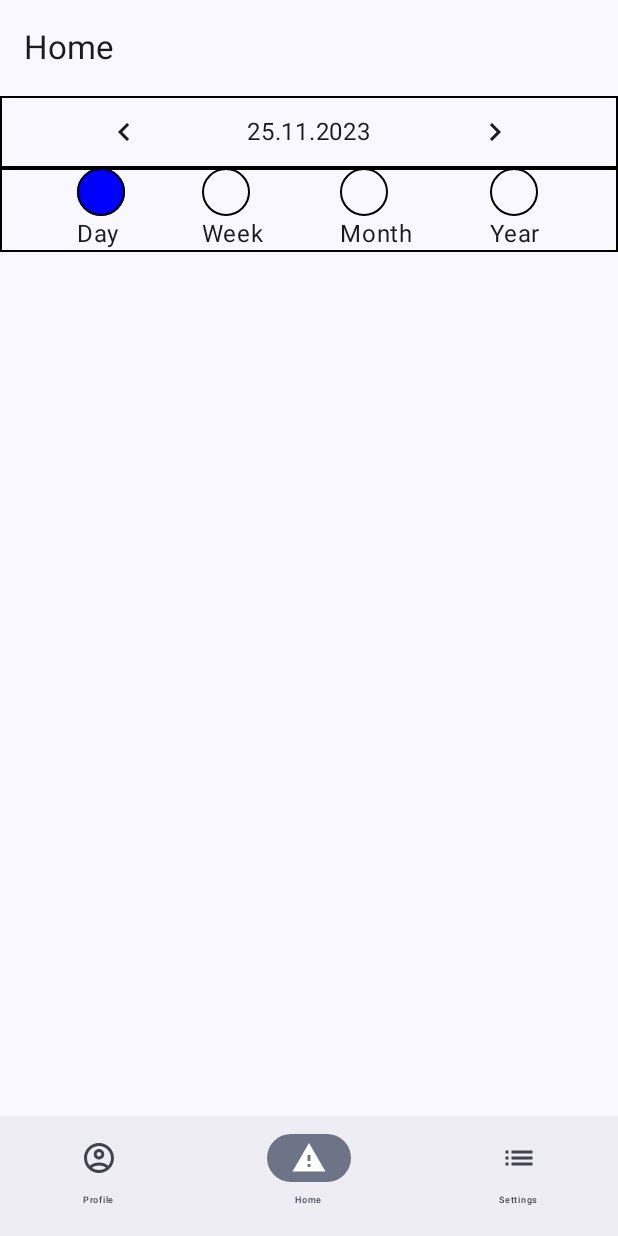
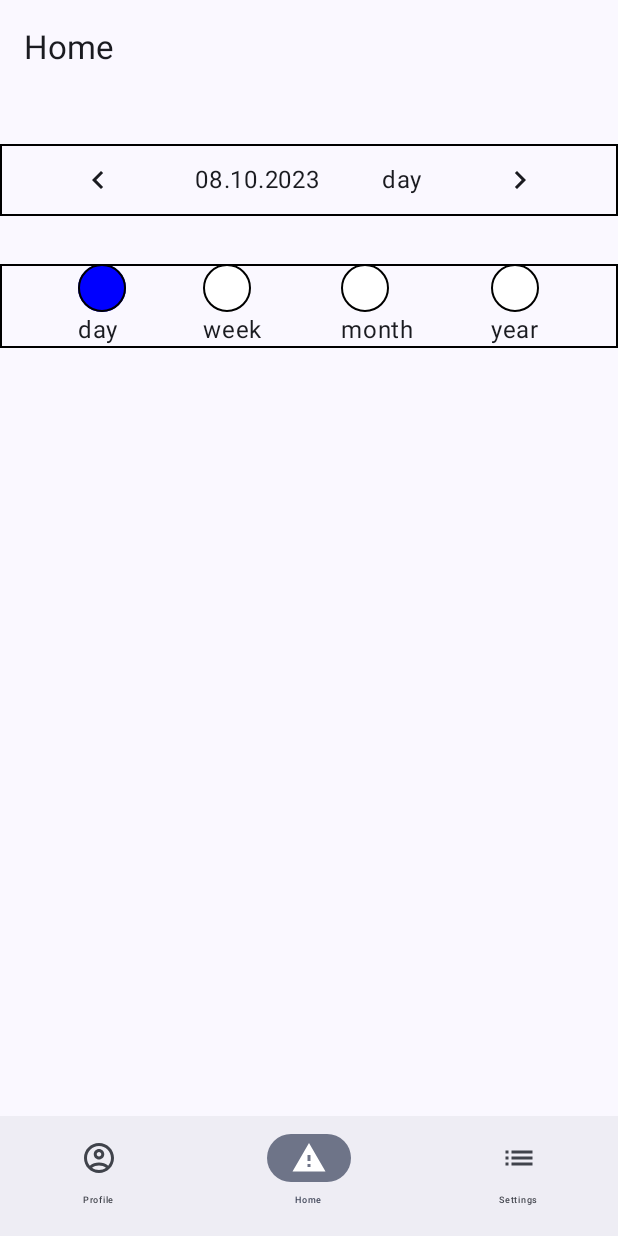
Before and after one commit to vanchess-git/EnergyWise, an Android app built with Jetpack Compose: the screen it shows after launch (MainActivity), on a phone screen of 412 x 824 dp. Run offline under Robolectric (Android 15) with nearby library versions, the phone set to English and light mode, and no system bars.

Commit message:
time selectors are functional, but not entirely complete yet

```diff
--- a/app/build.gradle.kts
+++ b/app/build.gradle.kts
@@ -61,6 +61,8 @@ dependencies {
     implementation("androidx.compose.material3:material3")
 //    navigation
     implementation("androidx.navigation:navigation-compose:2.4.0")
+//    viewmodel
+    implementation ("androidx.lifecycle:lifecycle-viewmodel-ktx:2.6.2")
     testImplementation("junit:junit:4.13.2")
     androidTestImplementation("androidx.test.ext:junit:1.1.5")
     androidTestImplementation("androidx.test.espresso:espresso-core:3.5.1")
--- a/app/src/main/java/com/example/energywizeapp/ui/composables/TimeFramePlusMinus.kt
+++ b/app/src/main/java/com/example/energywizeapp/ui/composables/TimeFramePlusMinus.kt
@@ -19,15 +19,21 @@ import androidx.compose.ui.graphics.RectangleShape
 import androidx.compose.ui.tooling.preview.Preview
 import androidx.compose.ui.unit.dp
 import java.sql.Timestamp
+import java.text.SimpleDateFormat
+import java.util.Calendar
+import java.util.Locale
 
 @Preview(showBackground = true, showSystemUi = false)
 @Composable
 fun TimeFramePlusMinus(
     modifier: Modifier = Modifier,
-    timestamp: Timestamp? = null,
-    timeFrameType: String? = null,
-    onClick: () -> Unit? = {  },
+    timeFrameType: String = "day",
+    decrement: () -> Unit = {  },
+    increment: () -> Unit = {  },
+    time: Long = 0L,
+    calendar: Calendar = Calendar.getInstance(),
 ) {
+    val dateFormat = SimpleDateFormat("dd.MM.yyyy", Locale.getDefault())
     Surface(
         modifier = modifier
             .fillMaxWidth()
@@ -39,14 +45,16 @@ fun TimeFramePlusMinus(
             verticalAlignment = Alignment.CenterVertically,
             horizontalArrangement = Arrangement.SpaceEvenly,
         ) {
-            IconButton(onClick = { /*TODO*/ }) {
+            IconButton(onClick = decrement) {
                 Icon(
                     imageVector = Icons.Default.KeyboardArrowLeft,
                     contentDescription = "decrease"
                 )
             }
-            Text(text = "25.11.2023")
-            IconButton(onClick = { /*TODO*/ }) {
+            Text(text = dateFormat.format(time).toString())
+            Text(text = timeFrameType)
+
+            IconButton(onClick = increment) {
                 Icon(
                     imageVector = Icons.Default.KeyboardArrowRight,
                     contentDescription = "increase"
--- a/app/src/main/java/com/example/energywizeapp/ui/composables/TimeFrameTypeCard.kt
+++ b/app/src/main/java/com/example/energywizeapp/ui/composables/timeFrameType/TimeFrameTypeCard.kt
@@ -1,6 +1,7 @@
-package com.example.energywizeapp.ui.composables
+package com.example.energywizeapp.ui.composables.timeFrameType
 
 import androidx.compose.foundation.border
+import androidx.compose.foundation.clickable
 import androidx.compose.foundation.layout.Column
 import androidx.compose.foundation.layout.height
 import androidx.compose.foundation.layout.width
@@ -12,39 +13,35 @@ import androidx.compose.ui.Modifier
 import androidx.compose.ui.graphics.Color
 import androidx.compose.ui.tooling.preview.Preview
 import androidx.compose.ui.unit.dp
-
-data class TimeFrameTypeItem(
-    val timeType: String = "",
-    val visibleName: String = "",
-    val selectedColor: Color = Color(0xff0000ff),
-    val unselectedColor: Color = Color(0xfffffff)
-)
-
+private fun selectedColor(index: Int, selectedTimeTypeIndex: Int): Color {
+    if (index == selectedTimeTypeIndex) {
+        return Color(0xff0000ff)
+    } else {
+        return Color(0xffffffff)
+    }
+}
 @Preview(showBackground = true)
 @Composable
 fun TimeFrameTypeCard(
     modifier: Modifier = Modifier,
-    timeFrameTypeItem: TimeFrameTypeItem = TimeFrameTypeItem(),
-    selectedTimeTypeIndex: Int = 1,
+    timeFrameTypeItem: String = "day",
+    selectedTimeTypeIndex: Int = 0,
     index: Int = 0,
+    onClick: () -> Unit = { },
 ) {
     Column(
-        modifier = Modifier
+        modifier = Modifier.clickable(onClick = onClick)
     ) {
         Surface(
             modifier = Modifier
                 .height(32.dp)
                 .width(32.dp)
                 .border(shape = CircleShape, width = 1.dp, color = Color.Black),
-            color = if (index == selectedTimeTypeIndex) {
-                timeFrameTypeItem.selectedColor
-            } else {
-                timeFrameTypeItem.unselectedColor
-                   },
+            color = selectedColor(index = index, selectedTimeTypeIndex = selectedTimeTypeIndex),
             shape = CircleShape
         ) {
 
         }
-        Text(text = timeFrameTypeItem.visibleName)
+        Text(text = timeFrameTypeItem)
     }
 }
--- a/app/src/main/java/com/example/energywizeapp/ui/navigation/mainNavigator/MainNavigator.kt
+++ b/app/src/main/java/com/example/energywizeapp/ui/navigation/mainNavigator/MainNavigator.kt
@@ -2,7 +2,6 @@
 
 package com.example.energywizeapp.ui.navigation.mainNavigator
 
-import androidx.compose.foundation.layout.Column
 import androidx.compose.foundation.layout.padding
 import androidx.compose.material.icons.Icons
 import androidx.compose.material.icons.filled.AccountCircle
@@ -31,9 +30,6 @@ import androidx.navigation.compose.NavHost
 import androidx.navigation.compose.composable
 import androidx.navigation.compose.rememberNavController
 import com.example.energywizeapp.ProfileDetails
-import com.example.energywizeapp.ui.composables.TimeFramePlusMinus
-import com.example.energywizeapp.ui.composables.TimeFrameTypeItem
-import com.example.energywizeapp.ui.composables.TimeFrameTypeSelector
 import com.example.energywizeapp.ui.screens.TestView
 
 @Composable
--- a/app/src/main/java/com/example/energywizeapp/ui/screens/TestView.kt
+++ b/app/src/main/java/com/example/energywizeapp/ui/screens/TestView.kt
@@ -1,49 +1,48 @@
 package com.example.energywizeapp.ui.screens
 
 import androidx.compose.foundation.layout.Column
+import androidx.compose.foundation.layout.Spacer
+import androidx.compose.foundation.layout.height
 import androidx.compose.runtime.Composable
+import androidx.compose.runtime.collectAsState
 import androidx.compose.runtime.getValue
-import androidx.compose.runtime.mutableStateOf
-import androidx.compose.runtime.saveable.rememberSaveable
-import androidx.compose.runtime.setValue
 import androidx.compose.ui.Modifier
 import androidx.compose.ui.tooling.preview.Preview
+import androidx.compose.ui.unit.dp
+import androidx.lifecycle.viewmodel.compose.viewModel
 import com.example.energywizeapp.ui.composables.TimeFramePlusMinus
-import com.example.energywizeapp.ui.composables.TimeFrameTypeItem
-import com.example.energywizeapp.ui.composables.TimeFrameTypeSelector
+import com.example.energywizeapp.ui.composables.timeFrameType.TimeFrameTypeSelector
 
 @Preview(
     showBackground = true
 )
 @Composable
 fun TestView(
-    modifier: Modifier = Modifier
+    modifier: Modifier = Modifier,
+    testViewModel: TestViewModel = viewModel()
 ) {
-    val listOfTimeTypes = listOf(
-        TimeFrameTypeItem(
-            timeType = "day",
-            visibleName = "Day",
-        ),
-        TimeFrameTypeItem(
-            timeType = "week",
-            visibleName = "Week",
-        ),
-        TimeFrameTypeItem(
-            timeType = "month",
-            visibleName = "Month",
-        ),
-        TimeFrameTypeItem(
-            timeType = "year",
-            visibleName = "Year",
-        ),
-    )
+    val selectedTimeTypeIndex by testViewModel.selectedTimeTypeIndex.collectAsState()
+    val listOfTimeTypes by testViewModel.listOfTimeTypes.collectAsState()
+    val calendar by testViewModel.calendar.collectAsState()
+    val time by testViewModel.time.collectAsState()
+    val timeIncrement: () -> Unit = { testViewModel.timeIncrement() }
+    val timeDecrement: () -> Unit = { testViewModel.timeDecrement() }
 
-    var selectedTimeTypeIndex by rememberSaveable {
-        mutableStateOf(0)
-    }
 
     Column {
-        TimeFramePlusMinus()
-        TimeFrameTypeSelector(listOfTimeTypes = listOfTimeTypes, selectedTimeTypeIndex = selectedTimeTypeIndex)
+        Spacer(modifier = Modifier.height(32.dp))
+        TimeFramePlusMinus(
+            timeFrameType = listOfTimeTypes[selectedTimeTypeIndex],
+            decrement = timeDecrement,
+            increment = timeIncrement,
+            time = time,
+            calendar = calendar,
+            )
+        Spacer(modifier = Modifier.height(32.dp))
+        TimeFrameTypeSelector(
+            listOfTimeTypes = listOfTimeTypes,
+            selectedTimeTypeIndex = selectedTimeTypeIndex,
+            onClick = { index -> testViewModel.setTimeTypeIndex(index)}
+        )
     }
 }
```
Also changed, not shown: app/src/main/java/com/example/energywizeapp/ui/composables/timeFrameType/TimeFrameTypeSelector.kt (renamed from app/src/main/java/com/example/energywizeapp/ui/composables/TimeFrameTypeSelector.kt, +10 -4 lines), app/src/main/java/com/example/energywizeapp/ui/screens/TestViewModel.kt (added, +118 -0 lines).
